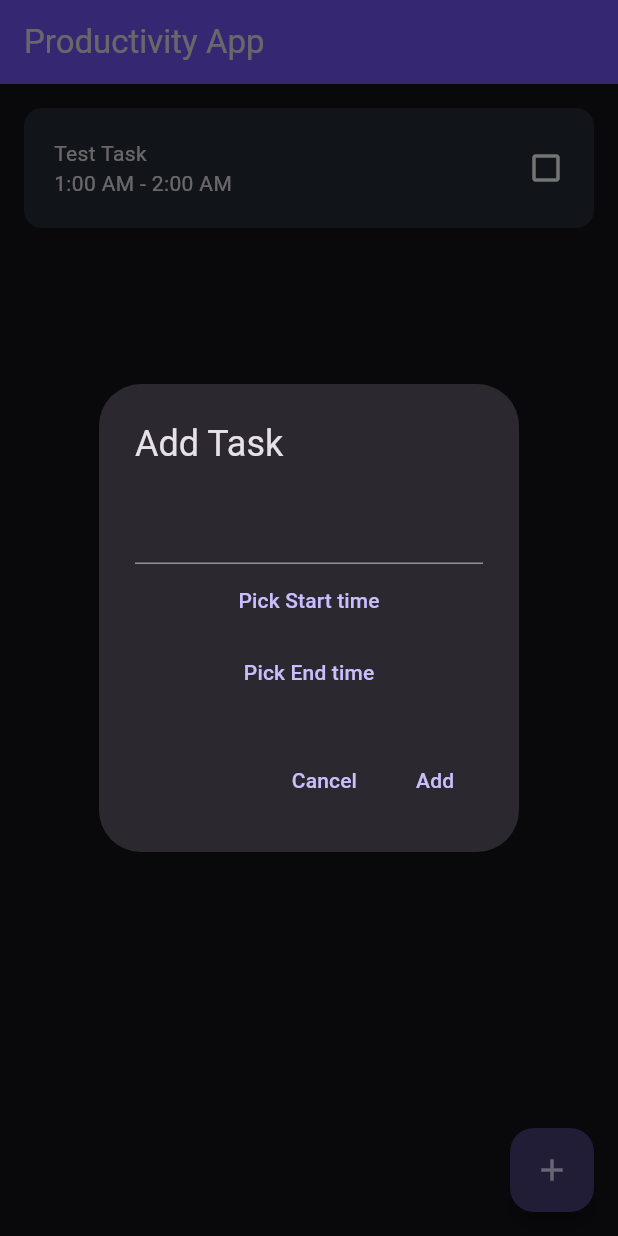
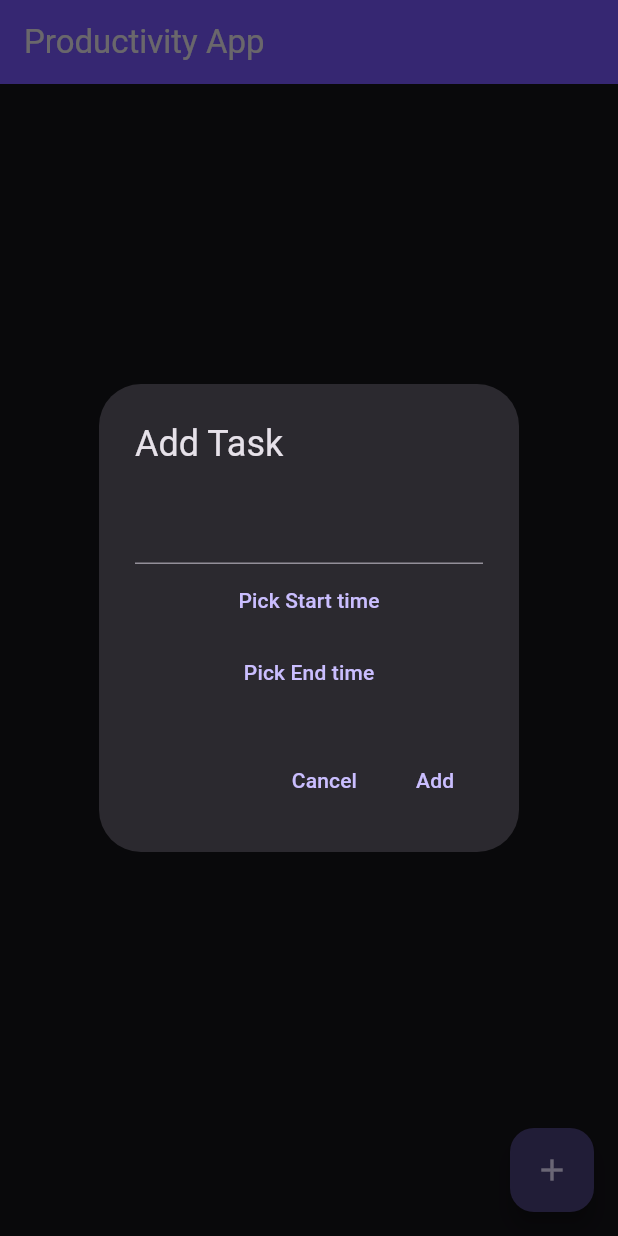
Before and after one commit to DinosDevv/productivity, a Flutter app: the screen it shows after launch, after a tap on the "add" icon, on a phone screen of 412 x 824 dp. Run offline on Flutter 3.47's test engine with Material 3 defaults, Android fonts, the phone set to English and light mode, and no system bars; our stand-ins replace hive_flutter; accounts and stored records are empty.

Commit message:
Made the task screen update every time a task is added

```diff
--- a/lib/main.dart
+++ b/lib/main.dart
@@ -1,4 +1,5 @@
 import 'package:flutter/material.dart';
+import 'package:productivity/misc/task_model.dart';
 import 'widgets/main_mat.dart';
 import 'package:hive_flutter/hive_flutter.dart';
 
@@ -7,7 +8,9 @@ void main() async {
 
   await Hive.initFlutter();
 
-  await Hive.openBox('tasks');
+  Hive.registerAdapter(TaskModelAdapter());
+
+  await Hive.openBox<TaskModel>('tasks');
 
   runApp(const Main());
 }
--- a/lib/misc/task_model.dart
+++ b/lib/misc/task_model.dart
@@ -1,9 +1,17 @@
-import 'package:flutter/material.dart';
+import 'package:hive_flutter/hive_flutter.dart';
 
-class TaskModel {
+part 'task_model.g.dart';
+
+@HiveType(typeId: 0)
+class TaskModel extends HiveObject{
+
+  @HiveField(0)
   final String taskName;
-  final TimeOfDay startTime;
-  final TimeOfDay endTime;
+  @HiveField(1)
+  final int startTime;
+  @HiveField(2)
+  final int endTime;
+  @HiveField(3)
   final bool isDone;
 
   TaskModel({
--- a/lib/screens/task_screen.dart
+++ b/lib/screens/task_screen.dart
@@ -1,25 +1,21 @@
 import 'package:flutter/material.dart';
+import 'package:hive_flutter/adapters.dart';
 import '../misc/colors.dart';
 import '../widgets/task.dart';
 import '../misc/hive_functions.dart';
 import '../misc/task_model.dart';
+import '../misc/helpers.dart';
 
-class MainScreen extends StatefulWidget {
-  const MainScreen({super.key});
+class TaskScreen extends StatefulWidget {
+  const TaskScreen({super.key});
 
   @override
-  State<MainScreen> createState() => _MainScreenState();
+  State<TaskScreen> createState() => _TaskScreenState();
 }
 
-class _MainScreenState extends State<MainScreen> {
+class _TaskScreenState extends State<TaskScreen> {
 
-  List tasks = HiveFunctions.getTasks();
 
-  void addTask(TaskModel task) {
-    setState(() {
-      HiveFunctions.addTask(HiveFunctions.taskToMap(task));
-    });
-  }
   void showAddTaskDialog() async {
     final titleController = TextEditingController();
     TimeOfDay? start;
@@ -62,8 +58,12 @@ class _MainScreenState extends State<MainScreen> {
           TextButton(
             onPressed : () {
               if(start != null && end != null) {
-                TaskModel newTask = TaskModel(taskName: titleController.text, startTime: start!, endTime: end!);
-                addTask(newTask);
+                final newTask = TaskModel(
+                  taskName: titleController.text,
+                  startTime: Helpers.toMinutes(start!),
+                  endTime:Helpers.toMinutes(end!)
+                );
+                HiveFunctions.addTask(newTask);
               }
               Navigator.pop(context);
             },
@@ -80,16 +80,28 @@ class _MainScreenState extends State<MainScreen> {
         backgroundColor: appBarColor,
         title: Text("Productivity App"),
       ),
-      body: ListView(
-        padding: const EdgeInsets.all(16),
-        children: [
-          Task(task: TaskModel(taskName: "Test Task", startTime: TimeOfDay(hour: 1, minute: 0), endTime: TimeOfDay(hour: 2, minute: 0)),),
-          SizedBox(height: 12),
-          for (var task in tasks) ...[
-            Task(task: HiveFunctions.mapToTask(task)),
-            SizedBox(height: 12),
-          ],
-        ],
+      body: ValueListenableBuilder(
+        valueListenable: Hive.box<TaskModel>('tasks').listenable(),
+        builder: (context, box, _) {
+          final tasks = box.values.toList();
+
+          return ListView.builder(
+            padding: const EdgeInsets.all(16),
+            itemCount: tasks.length,
+            itemBuilder: (context, index) {
+              final task = tasks[index];
+
+              return Column(
+                children: [
+                  SizedBox(height: 12),
+                  Task(task: task),
+                ],
+              );
+            },
+
+          );
+        },
+
       ),
       floatingActionButton: FloatingActionButton(
         onPressed: () {
--- a/lib/widgets/main_mat.dart
+++ b/lib/widgets/main_mat.dart
@@ -21,7 +21,7 @@ class Main extends StatelessWidget {
           ),
         ),
       ),
-      home: const MainScreen(),
+      home: const TaskScreen(),
       debugShowCheckedModeBanner: false,
     );
   }
--- a/lib/widgets/task.dart
+++ b/lib/widgets/task.dart
@@ -1,6 +1,7 @@
 import 'package:flutter/material.dart';
 import '../misc/colors.dart';
 import '../misc/task_model.dart';
+import '../misc/helpers.dart';
 
 class Task extends StatelessWidget {
   final TaskModel task;
@@ -23,7 +24,7 @@ class Task extends StatelessWidget {
             children: [
               Text(task.taskName),
               Text (
-                "${task.startTime.format(context)} - ${task.endTime.format(context)}"
+                "${Helpers.toTimeOfTheDay(task.startTime).format(context)} - ${Helpers.toTimeOfTheDay(task.endTime).format(context)}"
               ),
             ],
           ),
--- a/pubspec.yaml
+++ b/pubspec.yaml
@@ -38,6 +38,8 @@ dependencies:
   cupertino_icons: ^1.0.8
 
 dev_dependencies:
+  build_runner: ^2.4.0
+  hive_generator: ^2.0.0
   flutter_test:
     sdk: flutter
 
```
Also changed, not shown: lib/misc/helpers.dart (added, +14 -0 lines), lib/misc/hive_functions.dart (+3 -48 lines), lib/misc/task_model.g.dart (added), pubspec.lock.
